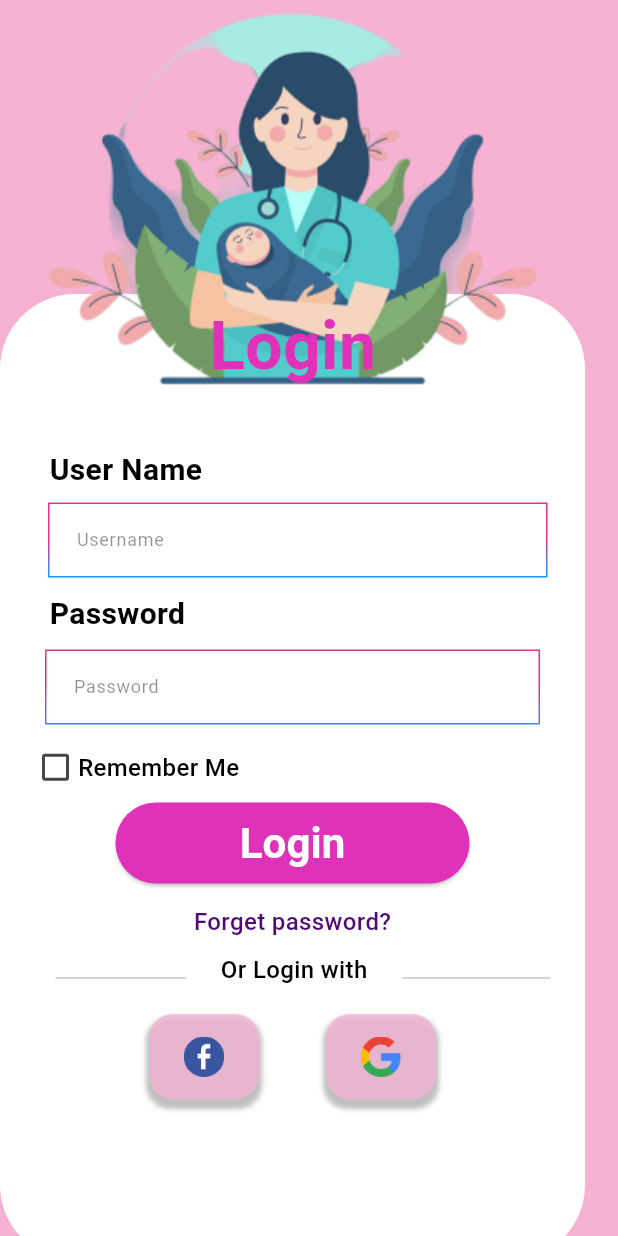
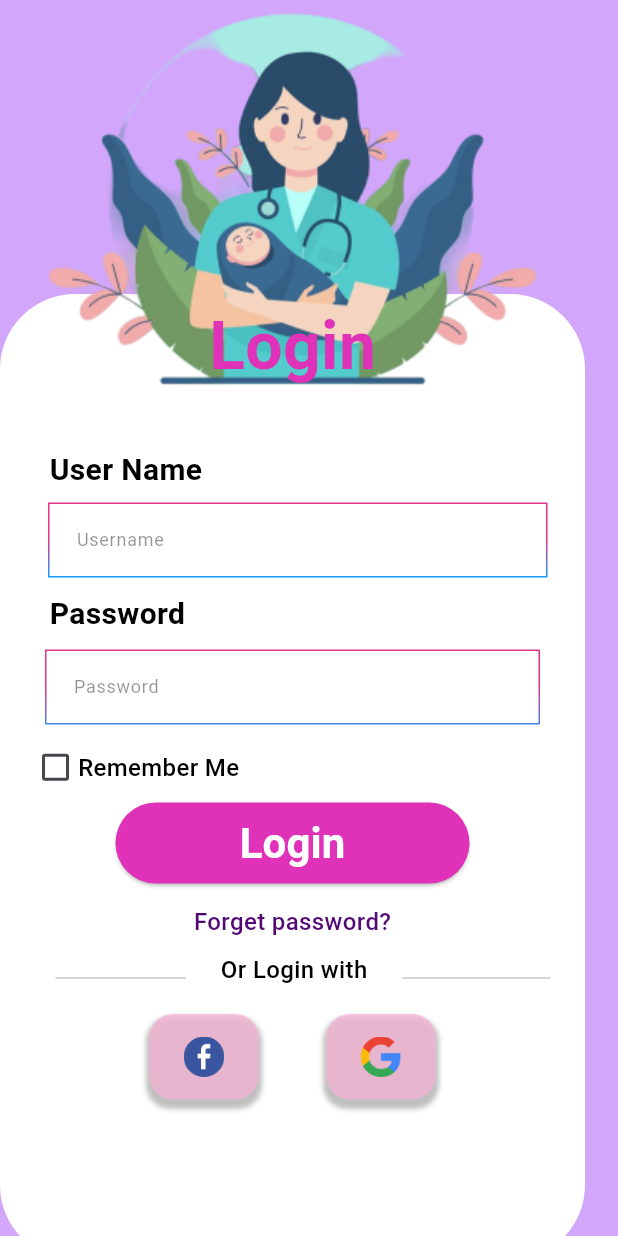
Before and after one commit to Nipuni102/BabyChart-Frontend, a Flutter app: the MidSignInPage screen opened by its route, on a phone screen of 412 x 824 dp. Run offline on Flutter 3.47's test engine with Material 3 defaults, Android fonts, the light colour scheme and no system bars; drawn by our look-alikes of outline_gradient_button; our stand-ins replace fl_chart, qr_flutter, shared_preferences; missing offline and left inert: qr_code_scanner; accounts and stored records are empty; Roboto replaces fonts that are missing (Mulish, Poppins).

Commit message:
midwife login change

```diff
--- a/babychart/lib/midSignIn.dart
+++ b/babychart/lib/midSignIn.dart
@@ -24,7 +24,7 @@ class MidSignInPage extends StatelessWidget {
   Widget build(BuildContext context) {
     return SafeArea(
       child: Scaffold(
-        backgroundColor: Color(0xFFF5B2D2),
+        backgroundColor: Color(0xFFD2A6FB),
         resizeToAvoidBottomInset: false,
         body: Form(
           key: _formKey,
```
